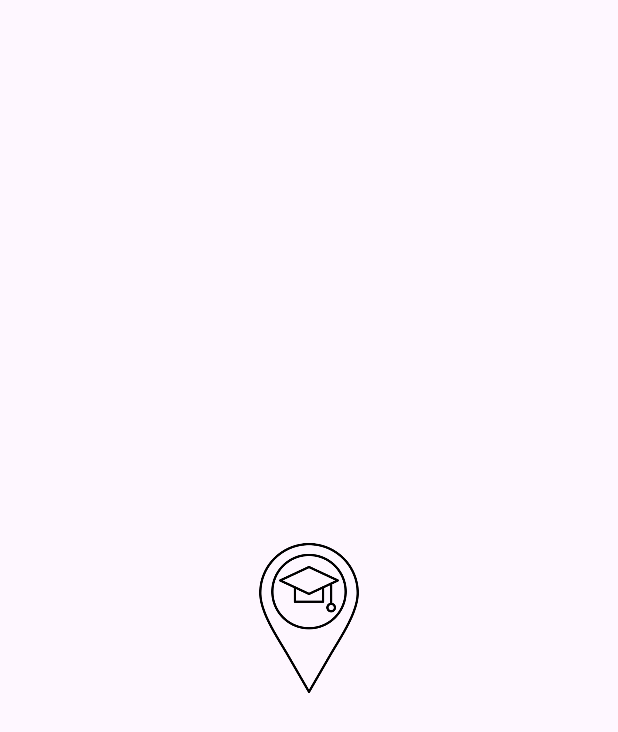
After one commit to AdnanBenaboud/Projet-Dev-Mobile, an Android app: the layout splash.xml on its own in the app's theme, with its tools: preview values and no code run, on a phone screen of 412 x 824 dp. The commit adds this screen. Shown: the top 732 px of the screen. Run offline under Robolectric (Android 15) with nearby library versions, the phone set to English and light mode, and no system bars.

Commit message:
added splash screen

```diff
--- a/app/build.gradle.kts
+++ b/app/build.gradle.kts
@@ -58,6 +58,11 @@ dependencies {
     // When using the BoM, don't specify versions in Firebase dependencies
     implementation("com.google.firebase:firebase-analytics")
     implementation("com.google.firebase:firebase-auth")
+    // Declare the dependency for the Cloud Firestore library
+    // When using the BoM, you don't specify versions in Firebase library dependencies
+    implementation("com.google.firebase:firebase-firestore")
+    implementation("com.google.android.gms:play-services-gcm:17.0.0")
+
 
 
     // Add the dependencies for any other desired Firebase products
--- a/app/src/main/AndroidManifest.xml
+++ b/app/src/main/AndroidManifest.xml
@@ -16,13 +16,16 @@
         android:theme="@style/Theme.ProjetDevMobile"
         tools:targetApi="31">
         <activity
+            android:name=".MainActivity"
+            android:exported="false" />
+        <activity
             android:name=".ActiviteInscription"
             android:exported="false" />
         <activity
             android:name=".ActiviteConnexion"
             android:exported="false" />
         <activity
-            android:name=".MainActivity"
+            android:name=".splashActviity"
             android:exported="true">
             <intent-filter>
                 <action android:name="android.intent.action.MAIN" />
--- a/app/src/main/java/com/example/projetdevmobile/MainActivity.java
+++ b/app/src/main/java/com/example/projetdevmobile/MainActivity.java
@@ -31,6 +31,10 @@ public class MainActivity extends AppCompatActivity {
     @Override
     protected void onCreate(Bundle savedInstanceState) {
         super.onCreate(savedInstanceState);
+
+
+
+
         setContentView(R.layout.activity_main);
 
         ViewCompat.setOnApplyWindowInsetsListener(findViewById(R.id.main), (v, insets) -> {
@@ -77,6 +81,7 @@ public class MainActivity extends AppCompatActivity {
         });
 
 /// ////////////////////////////////////////////////////////////////////////
+
     }
 
     @Override
--- /dev/null
+++ b/app/src/main/res/layout/splash.xml
@@ -0,0 +1,17 @@
+<?xml version="1.0" encoding="utf-8"?>
+<androidx.constraintlayout.widget.ConstraintLayout xmlns:android="http://schemas.android.com/apk/res/android"
+    xmlns:app="http://schemas.android.com/apk/res-auto"
+    xmlns:tools="http://schemas.android.com/tools"
+    android:layout_width="match_parent"
+    android:layout_height="match_parent">
+
+    <ImageView
+        android:id="@+id/imageView2"
+        android:layout_width="100sp"
+        android:layout_height="wrap_content"
+        android:src="@drawable/_209957"
+        app:layout_constraintBottom_toBottomOf="parent"
+        app:layout_constraintEnd_toEndOf="parent"
+        app:layout_constraintStart_toStartOf="parent"
+        app:layout_constraintTop_toTopOf="parent" />
+</androidx.constraintlayout.widget.ConstraintLayout>
```
Also changed, not shown: app/src/main/java/com/example/projetdevmobile/splashActviity.java (added, +41 -0 lines), app/src/main/res/drawable/_209957.png (added), app/src/main/res/drawable/school_map_icon_vector_graphics_260nw_2285031015.jpg (added).
